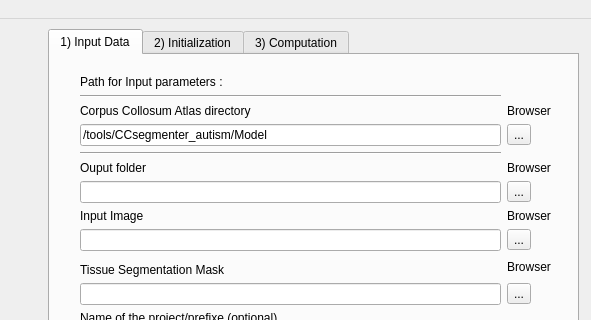
Old version of the form CCsegtoolguiwindow.ui in the repository NIRALUser/CCSeg; both pictures show x 602 to 1193 and y 0 to 320 of the 1193 by 932 pixel window.
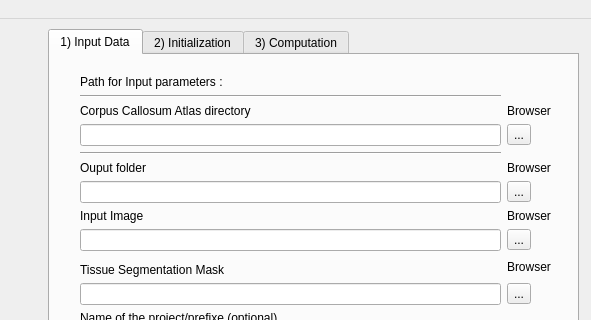
New version of the form.

Commit message: ENH: correct display on the first tab

Diff of the .ui file:
```diff
--- a/CCsegtoolguiwindow.ui
+++ b/CCsegtoolguiwindow.ui
@@ -163,14 +163,14 @@
          <item row="3" column="0">
           <widget class="QLineEdit" name="CCAtlasDirectorybox">
            <property name="text">
-            <string>/tools/CCsegmenter_autism/Model</string>
+            <string/>
            </property>
           </widget>
          </item>
          <item row="2" column="0">
           <widget class="QLabel" name="CCatlasdirectorylabel">
            <property name="text">
-            <string>Corpus Collosum Atlas directory</string>
+            <string>Corpus Callosum Atlas directory</string>
            </property>
           </widget>
          </item>
```
